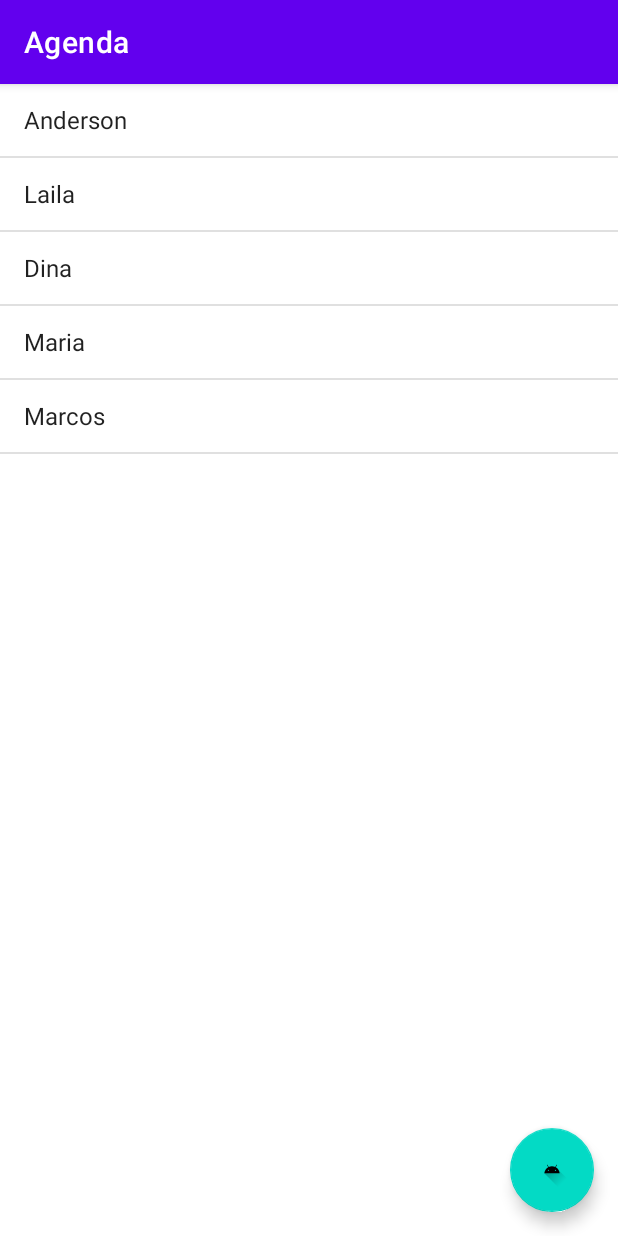
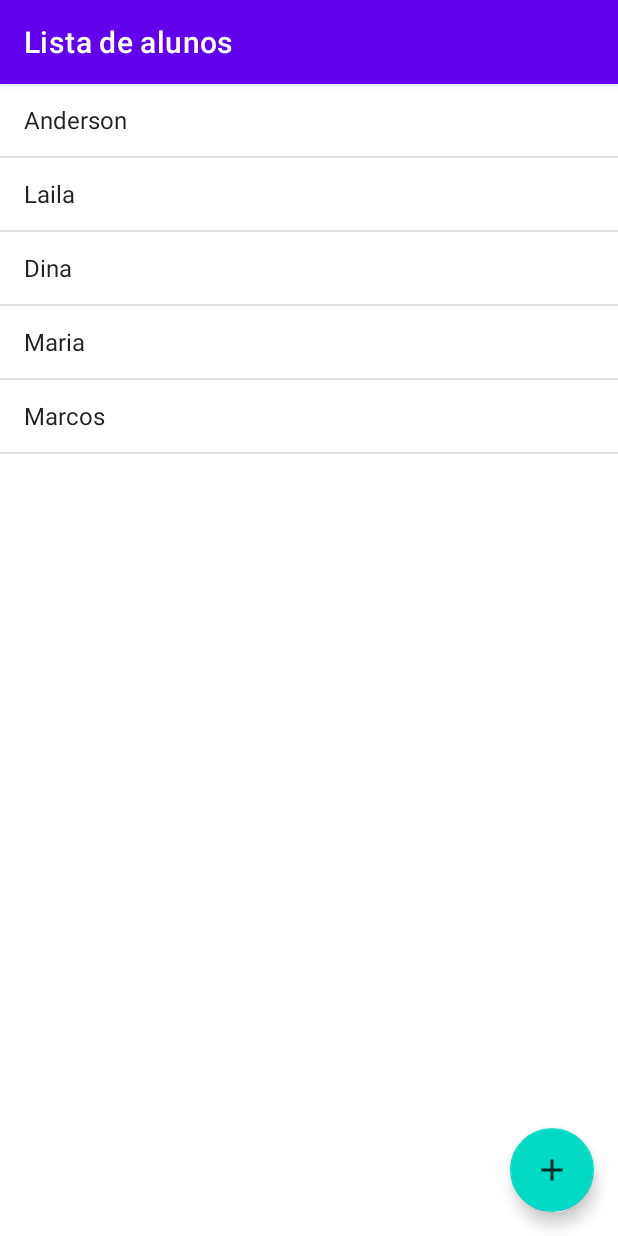
Before and after one commit to A-Pass-Studies/alura.android-training.project01-student-contacts, an Android app: the screen it shows after launch (MainActivity), on a phone screen of 412 x 824 dp. Run offline under Robolectric (Android 15) with nearby library versions, the phone set to English and light mode, and no system bars.

Commit message:
Adiciona icone e App bar.

```diff
--- a/app/src/main/java/br/com/alura/agenda/MainActivity.java
+++ b/app/src/main/java/br/com/alura/agenda/MainActivity.java
@@ -1,7 +1,9 @@
 package br.com.alura.agenda;
 
 import androidx.appcompat.app.AppCompatActivity;
+import androidx.fragment.app.FragmentActivity;
 
+import android.app.Activity;
 import android.os.Bundle;
 import android.widget.ArrayAdapter;
 import android.widget.ListView;
@@ -15,6 +17,7 @@ public class MainActivity extends AppCompatActivity {
     @Override
     protected void onCreate(Bundle savedInstanceState) {
         super.onCreate(savedInstanceState);
+        setTitle("Lista de alunos");
 
         ArrayList<String> alunos = new ArrayList<>(Arrays.asList("Anderson", "Laila", "Dina", "Maria", "Marcos"));
 
--- /dev/null
+++ b/app/src/main/res/drawable-anydpi/ic_action_adiciona_aluno.xml
@@ -0,0 +1,11 @@
+<vector xmlns:android="http://schemas.android.com/apk/res/android"
+    android:width="24dp"
+    android:height="24dp"
+    android:viewportWidth="24"
+    android:viewportHeight="24"
+    android:tint="#FFFFFF"
+    android:alpha="0.8">
+  <path
+      android:fillColor="@android:color/white"
+      android:pathData="M19,13h-6v6h-2v-6H5v-2h6V5h2v6h6v2z"/>
+</vector>
--- a/app/src/main/res/layout/activity_main.xml
+++ b/app/src/main/res/layout/activity_main.xml
@@ -1,6 +1,5 @@
 <?xml version="1.0" encoding="utf-8"?>
 <RelativeLayout xmlns:android="http://schemas.android.com/apk/res/android"
-    xmlns:app="http://schemas.android.com/apk/res-auto"
     android:layout_width="match_parent"
     android:layout_height="match_parent">
 
@@ -8,12 +7,15 @@
         android:id="@+id/activity_main_fab_adiciona_aluno"
         android:layout_width="wrap_content"
         android:layout_height="wrap_content"
+        android:layout_alignParentEnd="true"
         android:layout_alignParentBottom="true"
-        android:layout_alignParentEnd="true"
-        android:layout_margin="16dp"
+        android:layout_marginStart="16dp"
+        android:layout_marginTop="16dp"
+        android:layout_marginEnd="16dp"
+        android:layout_marginBottom="16dp"
         android:clickable="true"
         android:focusable="true"
-        app:srcCompat="@drawable/ic_launcher_foreground"/>
+        android:src="@drawable/ic_action_adiciona_aluno" />
 
     <ListView
         android:id="@+id/activity_main_lista_de_alunos"
```
Also changed, not shown: app/src/main/res/drawable-hdpi/ic_action_adiciona_aluno.png (added), app/src/main/res/drawable-mdpi/ic_action_adiciona_aluno.png (added), app/src/main/res/drawable-xhdpi/ic_action_adiciona_aluno.png (added), app/src/main/res/drawable-xxhdpi/ic_action_adiciona_aluno.png (added).
